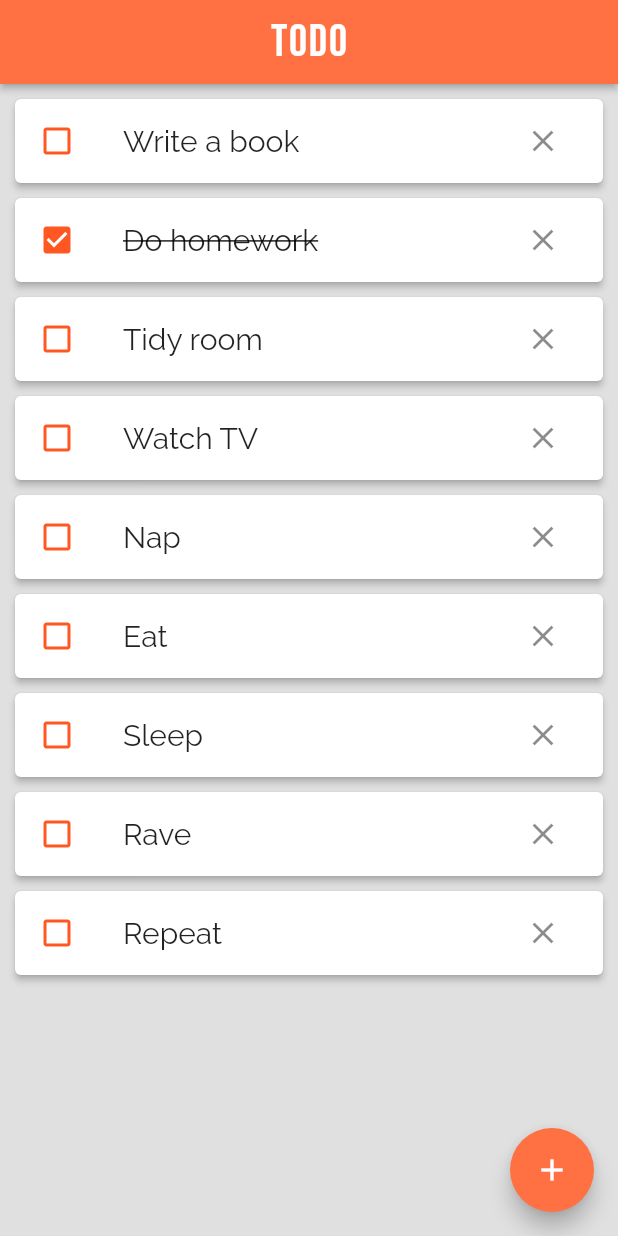
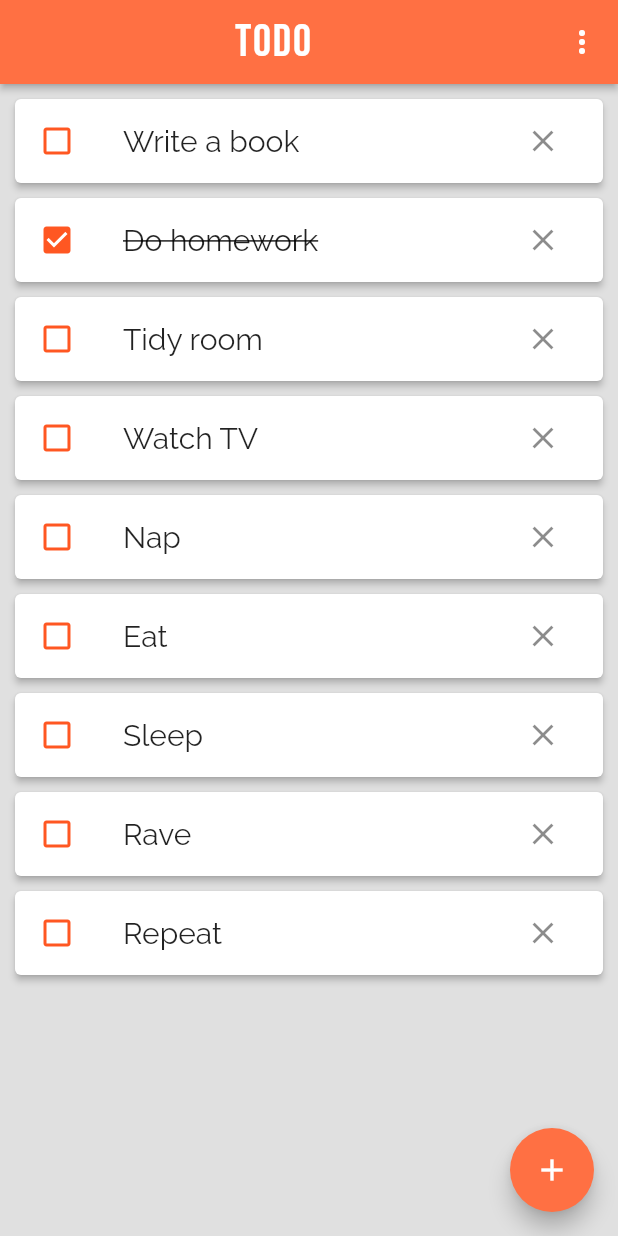
Before and after one commit to gu-tig333-ht22/guseinevjo, a Flutter app: the screen it shows after launch, after a tap on "Do homework", on a phone screen of 412 x 824 dp. Run offline on Flutter 3.47's test engine with Material 2 defaults, Android fonts, the phone set to English and light mode, and no system bars; our stand-ins replace google_fonts.

```diff
--- a/lib/components/model.dart
+++ b/lib/components/model.dart
@@ -34,8 +34,13 @@ class ItemsState extends ChangeNotifier {
     notifyListeners();
   }
 
-  void isDone(Item item) {
-    item.itemDone(item);
+  void toggleDone(Item item) {
+    item.done = !item.done;
+    notifyListeners();
+  }
+
+  void clearDone() {
+    _items.removeWhere((Item item) => item.done == true);
     notifyListeners();
   }
 }
--- a/lib/views/taskView.dart
+++ b/lib/views/taskView.dart
@@ -14,12 +14,12 @@ class TaskView extends StatefulWidget {
 class TaskViewState extends State<TaskView> {
   @override
   Widget build(BuildContext context) {
-    final items = Provider.of<ItemsState>(context);
     return Scaffold(
       backgroundColor: Colors.grey[300],
       appBar: AppBar(
         backgroundColor: Colors.deepOrange[400],
         elevation: 2,
+        centerTitle: true,
         title: Center(
           child: Text(
             'TODO',
@@ -31,8 +31,25 @@ class TaskViewState extends State<TaskView> {
             ),
           ),
         ),
+        actions: [menuButton()],
       ),
-      body: ListView.builder(
+      body: todoList(),
+      floatingActionButton: FloatingActionButton(
+        onPressed: () {
+          Navigator.of(context).pushNamed(addTaskViewRoute);
+        },
+        backgroundColor: Colors.deepOrange[400],
+        child: const Icon(Icons.add),
+      ),
+    );
+  }
+}
+
+//consumer to return todo list
+Widget todoList() {
+  return Consumer<ItemsState>(
+    builder: (context, items, child) {
+      return ListView.builder(
         itemCount: items.items.length,
         itemBuilder: (context, i) {
           return Card(
@@ -50,23 +67,21 @@ class TaskViewState extends State<TaskView> {
                       color: Colors.deepOrange,
                     ),
               onTap: () {
-                setState(
-                  () {
-                    items.items[i].done
-                        ? items.items[i].done = false
-                        : items.items[i].done = true;
-                  },
-                );
+                Provider.of<ItemsState>(context, listen: false)
+                    .toggleDone(items.items[i]);
               },
               title: Text(
                 //Loop through items and display them
                 items.items[i].title,
+                maxLines: 1,
+                softWrap: true,
+                overflow: TextOverflow.ellipsis,
                 style: GoogleFonts.raleway(
                   fontSize: 20,
                   fontWeight: FontWeight.w400,
                   textStyle: TextStyle(
                     //If Item is done then linethrough
-                    decoration: items.items[i].done
+                    decoration: Provider.of<ItemsState>(context).items[i].done
                         ? TextDecoration.lineThrough
                         : TextDecoration.none,
                   ),
@@ -83,14 +98,24 @@ class TaskViewState extends State<TaskView> {
             ),
           );
         },
+      );
+    },
+  );
+}
+
+Widget menuButton() {
+  return PopupMenuButton(
+    itemBuilder: (context) => [
+      //menu button showDone, showUndone, and showAll
+      PopupMenuItem(
+        child: TextButton(
+          onPressed: () {
+            Provider.of<ItemsState>(context, listen: false).clearDone();
+            Navigator.pop(context);
+          },
+          child: const Text('Clear Done'),
+        ),
       ),
-      floatingActionButton: FloatingActionButton(
-        onPressed: () {
-          Navigator.of(context).pushNamed(addTaskViewRoute);
-        },
-        backgroundColor: Colors.deepOrange[400],
-        child: const Icon(Icons.add),
-      ),
-    );
-  }
+    ],
+  );
 }
```
